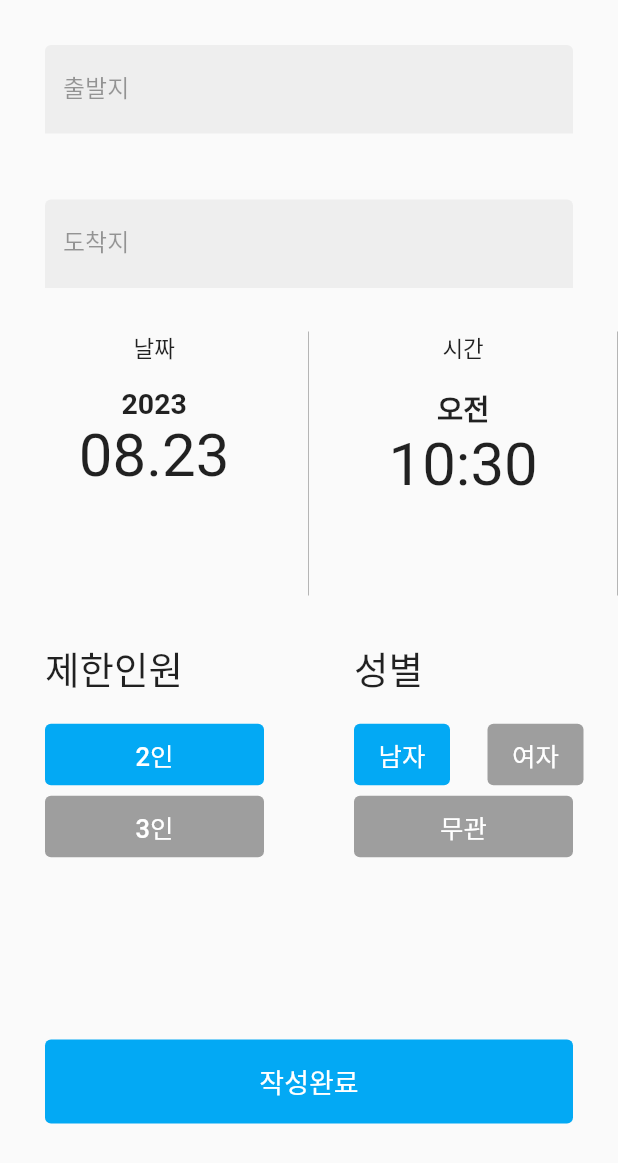
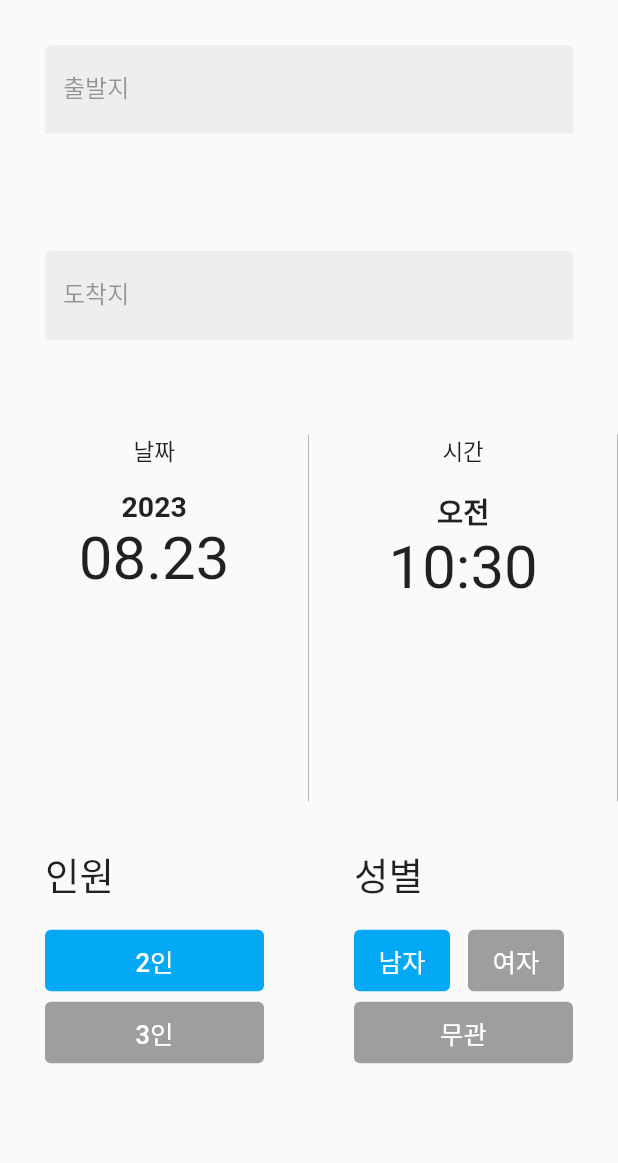
Before and after one commit to OBJECT-INHATC/INHA_CARPOOL_APP, a Flutter app: the RecruitPage screen opened directly, on a phone screen of 412 x 824 dp. Shown: the top 1163 px of the screen. Run offline on Flutter 3.47's test engine with Material 2 defaults, Android fonts, the phone set to English and light mode, and no system bars; our stand-ins replace after_layout, easy_localization, eva_icons_flutter, flutter_cache_manager, flutter_dotenv, flutter_native_splash and 10 more; missing offline and left inert: app_settings, nav; accounts and stored records are empty.

Commit message:
refactor(recruit) : 성별, 인원 리팩토링

```diff
--- a/inha_carpool/lib/screen/recruit/s_recruit.dart
+++ b/inha_carpool/lib/screen/recruit/s_recruit.dart
@@ -1,8 +1,11 @@
 import 'package:flutter/cupertino.dart';
 import 'package:flutter/material.dart';
+import 'package:inha_Carpool/common/common.dart';
 import 'package:inha_Carpool/screen/recruit/s_map.dart';
 import 'package:inha_Carpool/screen/recruit/w_dateTimePic.dart';
+import 'package:inha_Carpool/screen/recruit/w_gender.dart';
 import 'package:inha_Carpool/screen/recruit/w_recruit_location.dart';
+import 'package:inha_Carpool/screen/recruit/w_select_nop.dart';
 
 import '../main/tab/carpool/s_masterroom.dart';
 
@@ -27,7 +30,7 @@ class _RecruitPageState extends State<RecruitPage> {
         body: Column(
           children: [
             Expanded(
-              // 출발지, 도착지 영역
+              /// 출발지, 도착지 영역
               child: Column(
                 children: [
                   Expanded(
@@ -40,8 +43,7 @@ class _RecruitPageState extends State<RecruitPage> {
               ),
             ),
 
-
-            //날짜, 시간 영역
+            ///날짜, 시간 영역
             Expanded(
               child: Row(
                 children: [
@@ -51,25 +53,23 @@ class _RecruitPageState extends State<RecruitPage> {
                     onDateTimeChanged: (newDate) {
                       setState(() {
                         _selectedDate = newDate;
+                        print("선택된 날짜: $_selectedDate");
                       });
                     },
                   ),
-
                   DateTimePickerWidget(
                     label: '시간',
                     selectedDateTime: _selectedTime,
                     onDateTimeChanged: (newTime) {
                       setState(() {
                         _selectedTime = newTime;
+                        print("선택된 시간: $_selectedTime");
                       });
                     },
                   ),
-
                 ],
               ),
             ),
-
-
 
             ///  제한인원
             Expanded(
@@ -83,159 +83,36 @@ class _RecruitPageState extends State<RecruitPage> {
                         width: double.infinity,
                         margin: EdgeInsets.all(15),
                         padding: EdgeInsets.fromLTRB(15, 0, 0, 0),
-                        child: Text(
-                          '제한인원',
-                          style: TextStyle(fontSize: 25.0),
-                          textAlign: TextAlign.left,
+                        child: '인원'.text.size(25).align(TextAlign.left).make(),
                       ),
-                      ),
-                      // 제한인원 선택 버튼
-                      Container(
-                        width: double.infinity,
-                        margin: EdgeInsets.fromLTRB(30, 0, 30, 0),
-                        child: TextButton(
-                          onPressed: () {
+                      LimitSelectorWidget(
+                        options: ['2인', '3인'],
+                        selectedValue: selectedLimit,
+                        onOptionSelected: (value) {
                           setState(() {
-                              selectedLimit = '2인';
+                            selectedLimit = value;
+                            print("선택된 인원: $selectedLimit");
                           });
                         },
-                          style: TextButton.styleFrom(
-                            backgroundColor: selectedLimit == '2인'
-                                ? Colors.lightBlue
-                                : Colors.grey,
-                          ),
-                          child: Text(
-                            '2인',
-                            style: TextStyle(color: Colors.white, fontSize: 17),
-                          ),
-                        ),
-                      ),
-                      Container(
-                        width: double.infinity,
-                        margin: EdgeInsets.fromLTRB(30, 0, 30, 0),
-                        child: TextButton(
-                          onPressed: () {
-                            setState(() {
-                              selectedLimit = '3인';
-                            });
-                          },
-                          style: TextButton.styleFrom(
-                            backgroundColor: selectedLimit == '3인'
-                                ? Colors.lightBlue
-                                : Colors.grey,
-                          ),
-                          child: Text(
-                            '3인',
-                            style: TextStyle(color: Colors.white, fontSize: 17),
-                          ),
-                        ),
                       ),
                     ]),
                   ),
                   Expanded(
                     child: Column(// 성별 영역
                         children: [
-                      Container(
-                        width: double.infinity,
-                        margin: EdgeInsets.all(15),
-                        padding: EdgeInsets.fromLTRB(15, 0, 0, 0),
-                        child: Text(
-                          '성별',
-                          style: TextStyle(fontSize: 25.0),
-                          textAlign: TextAlign.left,
-                        ),
-                      ),
                       // 성별 선택 버튼
-                      Row(
-                        children: [
-                          Container(
-                            margin: EdgeInsets.fromLTRB(30, 0, 12, 0),
-                            child: TextButton(
-                              onPressed: () {
+                      GenderSelectorWidget(
+                        selectedGender: selectedGender,
+                        onGenderSelected: (value) {
                           setState(() {
-                                  selectedGender = '남자';
+                            selectedGender = value;
+                            print("선택된 성별: $selectedGender");
                           });
                         },
-                              style: TextButton.styleFrom(
-                                backgroundColor: selectedGender == '남자'
-                                    ? Colors.lightBlue
-                                    : Colors.grey,
-                              ),
-                              child: Text(
-                                '남자',
-                                style: TextStyle(
-                                    color: Colors.white, fontSize: 17),
-                              ),
-                            ),
-                          ),
-                          Container(
-                            margin: EdgeInsets.fromLTRB(13, 0, 30, 0),
-                            child: TextButton(
-                              onPressed: () {
-                                setState(() {
-                                  selectedGender = '여자';
-                                });
-                              },
-                              style: TextButton.styleFrom(
-                                backgroundColor: selectedGender == '여자'
-                                    ? Colors.lightBlue
-                                    : Colors.grey,
-                              ),
-                              child: Text(
-                                '여자',
-                                style: TextStyle(
-                                    color: Colors.white, fontSize: 17),
-                              ),
-                            ),
-                          ),
-                        ],
-                      ),
-                      Container(
-                        width: double.infinity,
-                        margin: EdgeInsets.fromLTRB(30, 0, 30, 0),
-                        child: TextButton(
-                          onPressed: () {
-                            setState(() {
-                              selectedGender = '무관';
-                            });
-                          },
-                          style: TextButton.styleFrom(
-                            backgroundColor: selectedGender == '무관'
-                                ? Colors.lightBlue
-                                : Colors.grey,
-                          ),
-                          child: Text(
-                            '무관',
-                            style: TextStyle(color: Colors.white, fontSize: 17),
-                          ),
-                        ),
                       ),
                     ]),
                   ),
                 ],
-              ),
-            ),
-            Expanded(
-              // 작성 완료 버튼 영역
-              child: Container(
-                width: double.infinity,
-                margin: EdgeInsets.fromLTRB(30, 75, 30, 75),
-                child: TextButton(
-                  onPressed: () {
-                    Navigator.pop(context);
-                    Navigator.push(
-                        context,
-                        MaterialPageRoute(
-                            builder: (context) => MasterChatroomPage()));
-                  },
-                  style: TextButton.styleFrom(
-                    backgroundColor: Colors.lightBlue,
-                  ),
-                  child: Text(
-                    '작성완료',
-                    style: TextStyle(color: Colors.white, fontSize: 18),
-                  ),
-                ),
               ),
             ),
           ],
--- /dev/null
+++ b/inha_carpool/lib/screen/recruit/w_gender.dart
@@ -0,0 +1,80 @@
+import 'package:flutter/material.dart';
+import 'package:inha_Carpool/common/common.dart';
+
+class GenderSelectorWidget extends StatefulWidget {
+  final String selectedGender;
+  final Function(String) onGenderSelected;
+
+  GenderSelectorWidget({
+    required this.selectedGender,
+    required this.onGenderSelected,
+  });
+
+  @override
+  _GenderSelectorWidgetState createState() => _GenderSelectorWidgetState();
+}
+
+class _GenderSelectorWidgetState extends State<GenderSelectorWidget> {
+  @override
+  Widget build(BuildContext context) {
+    return Column(
+      children: [
+        Container(
+          width: double.infinity,
+          margin: EdgeInsets.all(15),
+          padding: EdgeInsets.fromLTRB(15, 0, 0, 0),
+          child: '성별'.text.size(25).align(TextAlign.left).make(),
+        ),
+        Row(
+          children: [
+            Container(
+              margin: EdgeInsets.fromLTRB(30, 0, 12, 0),
+              child: TextButton(
+                onPressed: () {
+                  widget.onGenderSelected('남자');
+                },
+                style: TextButton.styleFrom(
+                  backgroundColor: widget.selectedGender == '남자'
+                      ? Colors.lightBlue
+                      : Colors.grey,
+                ),
+                child:
+                '남자'.text.white.size(17).make(),
+              ),
+            ),
+            Container(
+              margin: EdgeInsets.fromLTRB(0, 0, 10, 0),
+              child: TextButton(
+                onPressed: () {
+                  widget.onGenderSelected('여자');
+                },
+                style: TextButton.styleFrom(
+                  backgroundColor: widget.selectedGender == '여자'
+                      ? Colors.lightBlue
+                      : Colors.grey,
+                ),
+                child: '여자'.text.white.size(17).make(),
+              ),
+            ),
+          ],
+        ),
+        Container(
+          width: double.infinity,
+          margin: EdgeInsets.fromLTRB(30, 0, 30, 0),
+          child: TextButton(
+            onPressed: () {
+              widget.onGenderSelected('무관');
+            },
+            style: TextButton.styleFrom(
+              backgroundColor: widget.selectedGender == '무관'
+                  ? Colors.lightBlue
+                  : Colors.grey,
+            ),
+            child:
+            '무관'.text.white.size(17).make(),
+          ),
+        ),
+      ],
+    );
+  }
+}
--- /dev/null
+++ b/inha_carpool/lib/screen/recruit/w_select_nop.dart
@@ -0,0 +1,36 @@
+import 'package:flutter/material.dart';
+
+class LimitSelectorWidget extends StatelessWidget {
+  final List<String> options;
+  final String selectedValue;
+  final Function(String) onOptionSelected;
+
+  LimitSelectorWidget({
+    required this.options,
+    required this.selectedValue,
+    required this.onOptionSelected,
+  });
+
+  @override
+  Widget build(BuildContext context) {
+    return Column(
+      children: options.map((option) {
+        return Container(
+          width: double.infinity,
+          margin: EdgeInsets.fromLTRB(30, 0, 30, 0),
+          child: TextButton(
+            onPressed: () => onOptionSelected(option),
+            style: TextButton.styleFrom(
+              backgroundColor:
+              selectedValue == option ? Colors.lightBlue : Colors.grey,
+            ),
+            child: Text(
+              option,
+              style: TextStyle(color: Colors.white, fontSize: 17),
+            ),
+          ),
+        );
+      }).toList(),
+    );
+  }
+}
```
Lines whose indentation alone changed are shown as unchanged.
